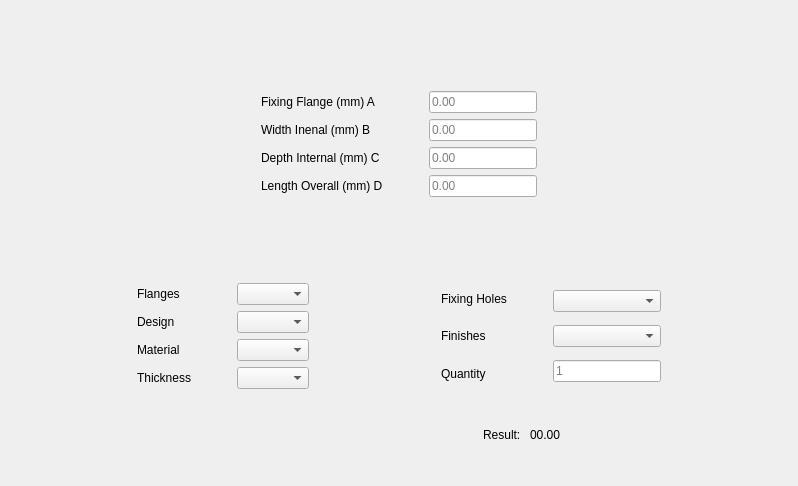
Before: the Qt Designer form cablecover.ui in mygnu/rgb-quote, drawn with Qt 5.
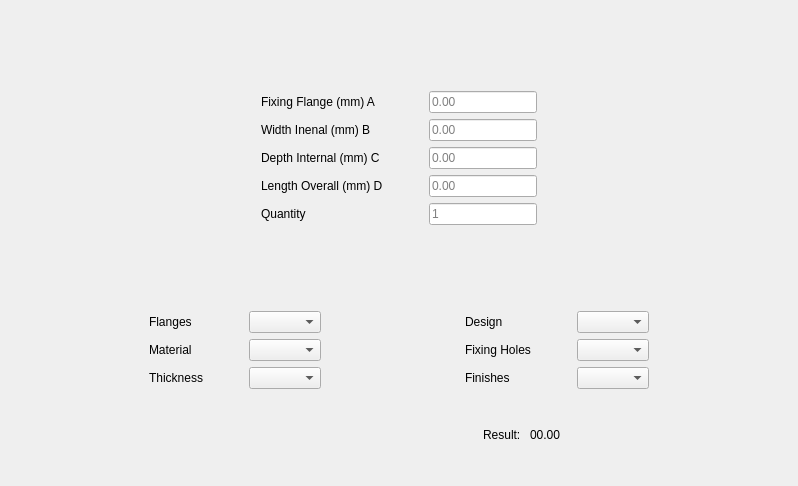
After: the same form once the commit is applied.

Commit message: dont need base class

```diff
--- a/cablecover.ui
+++ b/cablecover.ui
@@ -74,6 +74,16 @@
            </property>
           </widget>
          </item>
+         <item>
+          <widget class="QLabel" name="label_6">
+           <property name="text">
+            <string>Quantity</string>
+           </property>
+           <property name="buddy">
+            <cstring>materialComboBox</cstring>
+           </property>
+          </widget>
+         </item>
         </layout>
        </item>
        <item>
@@ -146,6 +156,19 @@
            </property>
           </widget>
          </item>
+         <item>
+          <widget class="QLineEdit" name="quantityLineEdit">
+           <property name="inputMethodHints">
+            <set>Qt::ImhDigitsOnly</set>
+           </property>
+           <property name="text">
+            <string/>
+           </property>
+           <property name="placeholderText">
+            <string>1</string>
+           </property>
+          </widget>
+         </item>
         </layout>
        </item>
       </layout>
@@ -204,16 +227,6 @@
            </property>
           </widget>
          </item>
-         <item>
-          <widget class="QLabel" name="label">
-           <property name="text">
-            <string>Design </string>
-           </property>
-           <property name="buddy">
-            <cstring>designComboBox</cstring>
-           </property>
-          </widget>
-         </item>
          <item>
           <widget class="QLabel" name="label_2">
            <property name="text">
@@ -254,16 +267,6 @@
          <item>
           <widget class="QComboBox" name="flangesComboBox"/>
          </item>
-         <item>
-          <widget class="QComboBox" name="designComboBox">
-           <property name="contextMenuPolicy">
-            <enum>Qt::ActionsContextMenu</enum>
-           </property>
-           <property name="acceptDrops">
-            <bool>true</bool>
-           </property>
-          </widget>
-         </item>
          <item>
           <widget class="QComboBox" name="materialComboBox">
            <property name="contextMenuPolicy">
@@ -305,6 +308,16 @@
       <layout class="QHBoxLayout" name="horizontalLayout">
        <item>
         <layout class="QVBoxLayout" name="verticalLayout_2">
+         <item>
+          <widget class="QLabel" name="label">
+           <property name="text">
+            <string>Design </string>
+           </property>
+           <property name="buddy">
+            <cstring>designComboBox</cstring>
+           </property>
+          </widget>
+         </item>
          <item>
           <widget class="QLabel" name="placeholder">
            <property name="text">
@@ -322,16 +335,6 @@
            </property>
           </widget>
          </item>
-         <item>
-          <widget class="QLabel" name="label_6">
-           <property name="text">
-            <string>Quantity</string>
-           </property>
-           <property name="buddy">
-            <cstring>materialComboBox</cstring>
-           </property>
-          </widget>
-         </item>
         </layout>
        </item>
        <item>
@@ -349,6 +352,16 @@
        </item>
        <item>
         <layout class="QVBoxLayout" name="verticalLayout">
+         <item>
+          <widget class="QComboBox" name="designComboBox">
+           <property name="contextMenuPolicy">
+            <enum>Qt::ActionsContextMenu</enum>
+           </property>
+           <property name="acceptDrops">
+            <bool>true</bool>
+           </property>
+          </widget>
+         </item>
          <item>
           <widget class="QComboBox" name="fixingHolesComboBox"/>
          </item>
@@ -362,19 +375,6 @@
            </property>
           </widget>
          </item>
-         <item>
-          <widget class="QLineEdit" name="quantityLineEdit">
-           <property name="inputMethodHints">
-            <set>Qt::ImhDigitsOnly</set>
-           </property>
-           <property name="text">
-            <string/>
-           </property>
-           <property name="placeholderText">
-            <string>1</string>
-           </property>
-          </widget>
-         </item>
         </layout>
        </item>
       </layout>
```
Left out of the diff: 1 changed line with no effect on the pictures. The commit also changes 3 other files.
